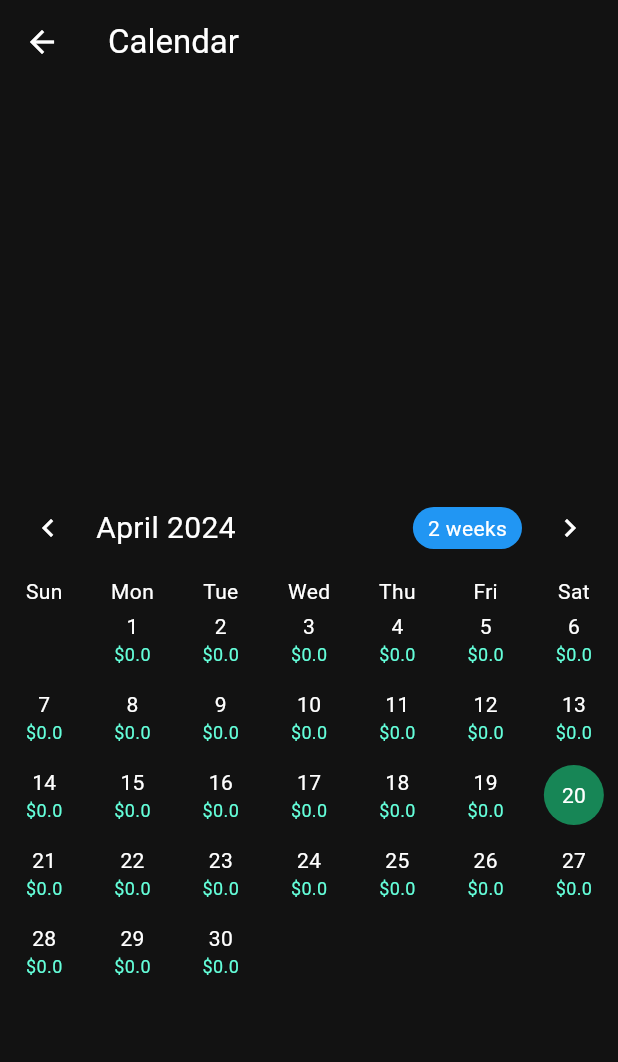
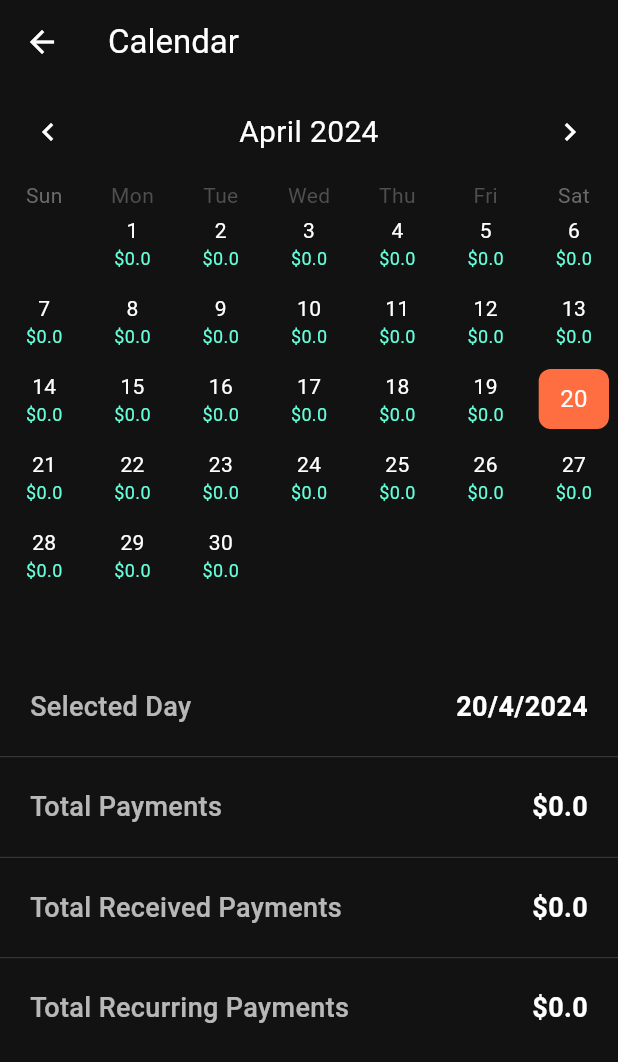
Before and after one commit to PioBasile/Lira, a Flutter app: the Calendar screen opened by its route, on a phone screen of 412 x 824 dp. Shown: the top 1062 px of the screen. Run offline on Flutter 3.47's test engine with Material 3 defaults, Android fonts, the phone set to English and light mode, and no system bars; drawn by our look-alikes of table_calendar; our stand-ins replace cloud_firestore, firebase_auth, firebase_core, percent_indicator, pie_chart; missing offline and left inert: avoid_keyboard; accounts and stored records are empty.

Commit message:
How It Works and calendar fixes

```diff
--- a/lib/main.dart
+++ b/lib/main.dart
@@ -14,7 +14,9 @@ import 'package:test/pages/graph.dart';
 import 'package:test/services/auth/auth_gate.dart';
 
 // ----------------TO Continue--------------------
-
+// How itt works page
+// - Calendarr
+// - How it works
 
 
 //--------------------To FIX---------------------
--- a/lib/pages/calendar.dart
+++ b/lib/pages/calendar.dart
@@ -1,6 +1,7 @@
 import 'package:flutter/material.dart';
 import 'package:table_calendar/table_calendar.dart';
-import 'package:test/services/calculations/calculations.dart';
+// ignore: depend_on_referenced_packages
+import 'package:test/services/calculations/calculations.dart'; // Make sure you have this for date formatting
 
 class Calendar extends StatefulWidget {
   const Calendar({super.key});
@@ -12,13 +13,35 @@ class Calendar extends StatefulWidget {
 class _CalendarState extends State<Calendar> {
   DateTime _selectedDay = DateTime.now();
   DateTime _focusedDay = DateTime.now();
+  late double totalPayments;
+  late double totalReceivedPayments;
+  late double totalRecurringPayments;
 
-  List<Map<int, double>> spentPerDayPerMonth = [];
 
   @override
   void initState() {
     super.initState();
-    spentPerDayPerMonth = spentPerDayInMonth(_focusedDay.month.toString());
+    DateTime now = DateTime.now();
+    _selectedDay = DateTime(now.year, now.month, now.day);
+    _focusedDay = DateTime(now.year, now.month, now.day);
+    _updateDayInfo();
+  }
+
+  void _onDaySelected(DateTime selectedDay, DateTime focusedDay) {
+    setState(() {
+      _selectedDay = selectedDay;
+      _focusedDay = focusedDay;
+      // Optionally update other state variables or perform network requests here
+    });
+  }
+
+
+  void _updateDayInfo() {
+    setState(() {
+      totalPayments = getTotalPayments(_selectedDay);
+      totalReceivedPayments = getTotalReceivedPayments(_selectedDay);
+      totalRecurringPayments = getTotalRecurringPayments(_selectedDay);
+    });
   }
 
   @override
@@ -31,23 +54,22 @@ class _CalendarState extends State<Calendar> {
         iconTheme: const IconThemeData(color: Colors.white),
       ),
       backgroundColor: const Color.fromARGB(255, 18, 18, 18),
-      body: Center(
-        child: Padding(
-          padding: const EdgeInsets.only(top: 100),
-          child: TableCalendar(
+      body: Column(
+        children: [
+          TableCalendar(
             firstDay: DateTime.utc(2010, 10, 16),
             lastDay: DateTime.utc(2030, 3, 14),
             focusedDay: _focusedDay,
+            calendarFormat: CalendarFormat.month,
+            selectedDayPredicate: (day) {
+              return isSameDay(_selectedDay, day);
+            },
+            onDaySelected: _onDaySelected,
             calendarBuilders: CalendarBuilders(
               defaultBuilder: (context, day, focusedDay) {
-                double amountSpent = 0;
-                if (spentPerDayPerMonth.isNotEmpty) {
-                  amountSpent = spentPerDayPerMonth.firstWhere(
-                    (element) => element.keys.first == day.day,
-                    orElse: () => {day.day: 0.0},
-                  )[day.day]!;
-                }
+                const amountSpent = /*dailySpending[day] ??*/ 0.0;
                 return Container(
+                  margin: const EdgeInsets.all(4.0),
                   alignment: Alignment.center,
                   child: Column(
                     mainAxisAlignment: MainAxisAlignment.center,
@@ -56,56 +78,124 @@ class _CalendarState extends State<Calendar> {
                         '${day.day}',
                         style: const TextStyle(color: Colors.white),
                       ),
-                      Text(
+                      const Text(
                         '\$$amountSpent',
-                        style: const TextStyle(color: Colors.tealAccent, fontSize: 12),
+                        style: TextStyle(color: Colors.tealAccent, fontSize: 12),
                       ),
                     ],
                   ),
                 );
               },
             ),
-            selectedDayPredicate: (day) => isSameDay(_selectedDay, day),
-            onDaySelected: (selectedDay, focusedDay) {
-              setState(() {
-                _selectedDay = selectedDay;
-                _focusedDay = focusedDay;
-              });
-            },
-            calendarStyle: const CalendarStyle(
-              weekendTextStyle: TextStyle(color: Colors.white),
-              outsideTextStyle: TextStyle(color: Colors.white),
-              defaultTextStyle: TextStyle(color: Colors.white),
+            calendarStyle: CalendarStyle(
+              outsideDaysVisible: false,
+              defaultDecoration: BoxDecoration(
+                shape: BoxShape.rectangle,
+                borderRadius: BorderRadius.circular(4),
+              ),
               todayDecoration: BoxDecoration(
-                color: Color.fromARGB(255, 23, 134, 86),
-                shape: BoxShape.circle,
+                color: Colors.green[700],
+                shape: BoxShape.rectangle,
+                borderRadius: BorderRadius.circular(8),
               ),
               selectedDecoration: BoxDecoration(
-                color: Color.fromARGB(255, 23, 134, 86),
-                shape: BoxShape.circle,
+                color: Colors.deepOrangeAccent,
+                shape: BoxShape.rectangle,
+                borderRadius: BorderRadius.circular(8),
               ),
-              todayTextStyle: TextStyle(color: Colors.white),
-              selectedTextStyle: TextStyle(color: Colors.white),
-              weekNumberTextStyle: TextStyle(color: Colors.white),
-              outsideDaysVisible: false,
             ),
-            daysOfWeekStyle: const DaysOfWeekStyle(
-              weekdayStyle: TextStyle(color: Colors.white),
-              weekendStyle: TextStyle(color: Colors.white),
-            ),
-            headerStyle: HeaderStyle(
-              formatButtonDecoration: BoxDecoration(
-                color: Colors.blue,
-                borderRadius: BorderRadius.circular(20.0),
-              ),
-              formatButtonTextStyle: const TextStyle(color: Colors.white),
-              titleTextStyle: const TextStyle(color: Colors.white, fontSize: 20),
-              leftChevronIcon: const Icon(Icons.chevron_left, color: Colors.white),
-              rightChevronIcon: const Icon(Icons.chevron_right, color: Colors.white),
+            headerStyle: const HeaderStyle(
+              formatButtonVisible: false,
+              titleCentered: true,
+              titleTextStyle: TextStyle(color: Colors.white, fontSize: 20),
+              leftChevronIcon: Icon(Icons.chevron_left, color: Colors.white),
+              rightChevronIcon: Icon(Icons.chevron_right, color: Colors.white),
             ),
           ),
-        ),
+          const SizedBox(height: 50),
+          Expanded(
+            child : Column(
+              children: [
+                _infoRow('Selected Day', '${_selectedDay.day}/${_selectedDay.month}/${_selectedDay.year}'),
+                _infoDivider(),
+                _infoRow('Total Payments', '\$$totalPayments'),
+                _infoDivider(),
+                _infoRow('Total Received Payments', '\$$totalReceivedPayments'),
+                _infoDivider(),
+                _infoRow('Total Recurring Payments', '\$$totalRecurringPayments'),
+              ],
+            ),
+          ),
+        ],
       ),
     );
   }
+
+
+  double getTotalPayments(DateTime date) {
+    List<double> payments = [];
+    double total = 0;
+    payments = getPaymentsInADay(
+        date.day.toString(), date.month.toString(), date.year.toString());
+    for (var payment in payments) {
+      total += payment;
+    }
+    return total;
+  }
+
+  double getTotalReceivedPayments(DateTime date) {
+    List<double> receivedPayments = [];
+    double total = 0;
+    receivedPayments = getReceivedPaymentsInADay(
+        date.day.toString(), date.month.toString(), date.year.toString());
+    for (var payment in receivedPayments) {
+      total += payment;
+    }
+    return total;
+  }
+
+  double getTotalRecurringPayments(DateTime date) {
+    List<double> recurringPayments = [];
+    double total = 0;
+    recurringPayments = getRecurringPaymentsInADay(date.day.toString());
+    for (var payment in recurringPayments) {
+      total += payment;
+    }
+    return total;
+  }
+
+  Widget _infoRow(String title, String value) {
+    return Padding(
+      padding: const EdgeInsets.symmetric(vertical: 12, horizontal: 20),
+      child: Row(
+        mainAxisAlignment: MainAxisAlignment.spaceBetween,
+        children: [
+          Text(
+            title,
+            style: const TextStyle(
+                color: Colors.white70,
+                fontSize: 18,
+                fontWeight: FontWeight.w500),
+          ),
+          Text(
+            value,
+            style: const TextStyle(
+                color: Colors.white, fontSize: 18, fontWeight: FontWeight.bold),
+          ),
+        ],
+      ),
+    );
+  }
+
+  Widget _infoDivider() {
+  return Container(
+    margin: const EdgeInsets.symmetric(vertical: 8),
+    child: const Divider(
+      height: 1,
+      thickness: 0.5,
+      color: Colors.white24,
+    ),
+  );
 }
+
+}
--- a/lib/pages/infopage.dart
+++ b/lib/pages/infopage.dart
@@ -63,8 +63,9 @@ class _InfoState extends State<Info> {
 
     String today = DateTime.now().day.toString();
     String month = DateTime.now().month.toString();
+    String year = DateTime.now().year.toString();
 
-    double sync= syncBankAmountToDay(today, month);
+    double sync= syncBankAmountToDay(today, month,year);
 
     // ignore: avoid_print
     print(" syncBankToday = $sync");
--- a/lib/pages/payed.dart
+++ b/lib/pages/payed.dart
@@ -33,7 +33,9 @@ class _PayedState extends State<Payed> {
     double maxSpending = double.parse(getMaxSpendingDay());
     if (maxSpending == 0) maxSpending = 1;
     String today = DateFormat('dd/MM/yyyy').format(DateTime.now());
-    spentPerDay = getPaymentsInADay(today);
+    String month = DateFormat('MM').format(DateTime.now());
+    String year = DateFormat('yyyy').format(DateTime.now());
+    spentPerDay = getPaymentsInADay(today, month, year);
   }
 
   @override
--- a/lib/services/calculations/calculations.dart
+++ b/lib/services/calculations/calculations.dart
@@ -114,8 +114,7 @@ double calculateTotalAmount(String month) {
 
   List<Map<String, dynamic>> recurringPayments = getRecurringPaymentsForMonth();
   List<Map<String, dynamic>> payments = getPaymentsForMonth(month);
-  List<Map<String, dynamic>> receivedPayments =
-      getReceivedPaymentsForMonth(month);
+  List<Map<String, dynamic>> receivedPayments =getReceivedPaymentsForMonth(month);
 
   for (int i = 0; i < payments.length; i++) {
     totalAmount = payments[i]['amount'] + totalAmount;
@@ -154,20 +153,51 @@ double getEOM() {
   return endOfMonth;
 }
 
+//-----------------------IN A DAY-----------------------
+
 // Calculate each day how much was spent
-List<double> getPaymentsInADay(String day) {
+List<double> getPaymentsInADay(String day, String month, String year) {
   List<Map<String, dynamic>> paymentsAll = getPayments();
   List<double> paymentsInADay = [];
   for (int i = 0; i < paymentsAll.length; i++) {
     DateTime date = paymentsAll[i]['timestamp'].toDate();
-    if (date.day.toString() == day) {
+    if (date.day.toString() == day && months[date.month - 1] == month && date.year.toString() == year) {
       paymentsInADay.add(paymentsAll[i]['amount']);
     }
   }
   return paymentsInADay;
 }
 
+List<double> getReceivedPaymentsInADay(String day, String month, String year) {
+  List<Map<String, dynamic>> receivedPaymentsAll = getReceivedPayments();
+  List<double> receivedPaymentsInADay = [];
+  for (int i = 0; i < receivedPaymentsAll.length; i++) {
+    DateTime date = receivedPaymentsAll[i]['timestamp'].toDate();
+    if (date.day.toString() == day && months[date.month - 1] == month && date.year.toString() == year) {
+      receivedPaymentsInADay.add(receivedPaymentsAll[i]['amount']);
+    }
+  }
+  return receivedPaymentsInADay;
+}
+
+List<double> getRecurringPaymentsInADay(String day) {
+  List<Map<String, dynamic>> recurringPaymentsAll = getRecurringPayments();
+  List<double> recurringPaymentsInADay = [];
+  for (int i = 0; i < recurringPaymentsAll.length; i++) {
+    String date = recurringPaymentsAll[i]['date'].toString();
+    if (date == day) {
+      recurringPaymentsInADay.add(recurringPaymentsAll[i]['amount']);
+    }
+  }
+  return recurringPaymentsInADay;
+}
+
+
+
 List<Map<int, double>> spentPerDayInMonth(String month) {
+
+  DateTime now = DateTime.now();
+
   List<Map<int, double>> spentPerDay = [];
   int daysInMonth = DateTime(now.year, now.month + 1, 0).day;
   for (int i = 0; i < daysInMonth; i++) {
@@ -175,8 +205,7 @@ List<Map<int, double>> spentPerDayInMonth(String month) {
   }
 
   List<Map<String, dynamic>> payments = getPaymentsForMonth(month);
-  List<Map<String, dynamic>> receivedPayments =
-      getReceivedPaymentsForMonth(month);
+  List<Map<String, dynamic>> receivedPayments =getReceivedPaymentsForMonth(month);
   List<Map<String, dynamic>> recurringPayments = getRecurringPaymentsForMonth();
 
   // Process payments
@@ -185,7 +214,7 @@ List<Map<int, double>> spentPerDayInMonth(String month) {
       DateTime date = (payment['timestamp'] as Timestamp).toDate();
       int day = date.day;
       spentPerDay[day - 1][day] =
-          (spentPerDay[day - 1][day] ?? 0) + payment['amount'];
+          (spentPerDay[day - 1][day] ?? 1) + payment['amount'];
     }
   }
 
@@ -195,7 +224,7 @@ List<Map<int, double>> spentPerDayInMonth(String month) {
       DateTime date = (payment['timestamp'] as Timestamp).toDate();
       int day = date.day;
       spentPerDay[day - 1][day] =
-          (spentPerDay[day - 1][day] ?? 0) - payment['amount'];
+          (spentPerDay[day - 1][day] ?? 1) - payment['amount'];
     }
   }
 
@@ -205,20 +234,20 @@ List<Map<int, double>> spentPerDayInMonth(String month) {
       DateTime date = (payment['date'] as Timestamp).toDate();
       int day = date.day;
       spentPerDay[day - 1][day] =
-          (spentPerDay[day - 1][day] ?? 0) + payment['date'];
+          (spentPerDay[day - 1][day] ?? 1) + payment['date'];
     }
   }
   return spentPerDay;
 }
 
-double syncBankAmountToDay(String day, String month) {
+double syncBankAmountToDay(String day, String month, String year) {
   Map<String, double> infoAll = getInfo();
   String amountBank = infoAll['amountBank']?.toString() ?? '0';
   double salary = double.parse(infoAll['salary']?.toString() ?? '0');
 
   double amountBankDouble = double.parse(amountBank);
 
-  getPaymentsInADay(day).forEach((element) {
+  getPaymentsInADay(day,month,year).forEach((element) {
     amountBankDouble -= element;
   });
 
```
Also changed, not shown: lib/components/textbox.dart (+26 -56 lines), lib/pages/howitworks.dart (+31 -4 lines).
